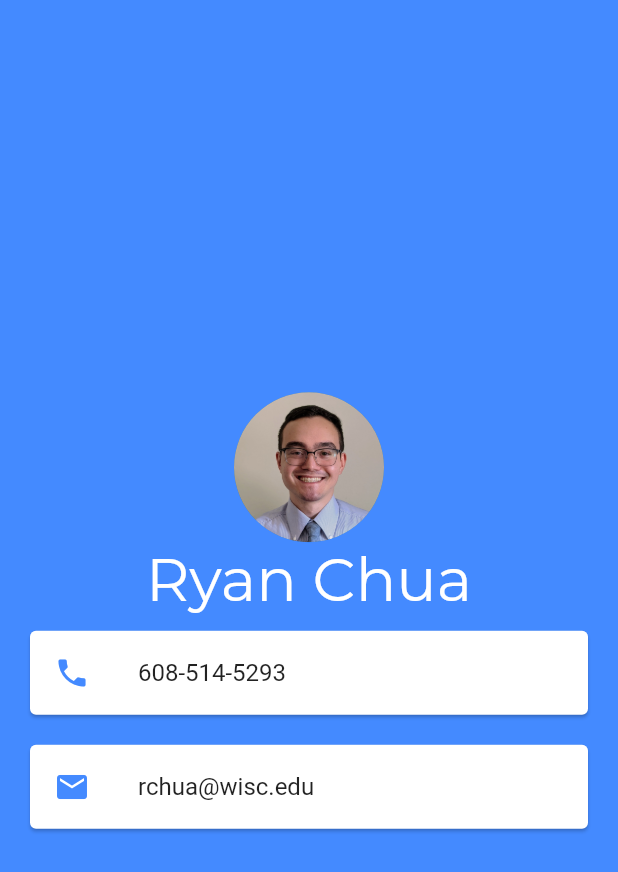
After one commit to rchua-matc/blizzard_demo, a Flutter app: the screen it shows after launch, on a phone screen of 412 x 824 dp. The commit adds this screen. Shown: the top 872 px of the screen. Run offline on Flutter 3.47's test engine with Material 2 defaults, Android fonts, the phone set to English and light mode, and no system bars.

Commit message:
refactor: extract contact screen from main

```diff
--- /dev/null
+++ b/lib/screens/contact_screen.dart
@@ -0,0 +1,40 @@
+import 'package:flutter/material.dart';
+import 'package:blizzard_demo/widgets/contact_card.dart';
+
+class ContactScreen extends StatelessWidget {
+  @override
+  Widget build(BuildContext context) {
+    return Scaffold(
+      backgroundColor: Colors.blueAccent,
+      body: SafeArea(
+        child: Column(
+          mainAxisAlignment: MainAxisAlignment.center,
+          children: const <Widget>[
+            CircleAvatar(
+              backgroundImage: AssetImage('images/chua.jpg'),
+              radius: 50.0,
+            ),
+            Text(
+              'Ryan Chua',
+              style: TextStyle(
+                fontFamily: 'Montserrat',
+                fontSize: 40.0,
+                color: Colors.white,
+              ),
+            ),
+            ContactCard(
+              icon: Icons.phone,
+              text: '608-514-5293',
+              url: 'tel:6085145293',
+            ),
+            ContactCard(
+              icon: Icons.email,
+              text: 'rchua@wisc.edu',
+              url: 'mailto:rchua@wisc.edu',
+            ),
+          ],
+        ),
+      ),
+    );
+  }
+}
```
Also changed, not shown: lib/main.dart (+2 -33 lines).
